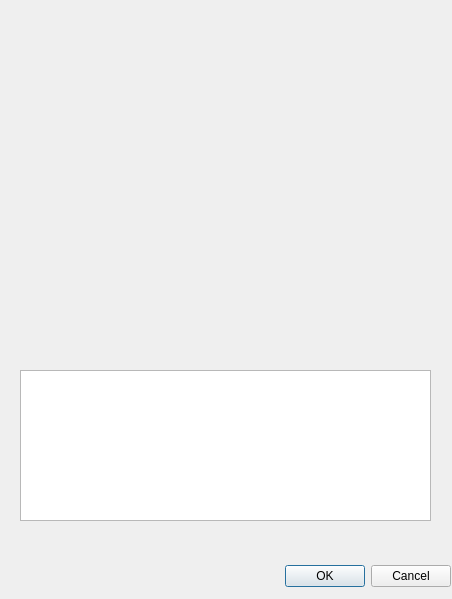
The window that show_results.ui (silviadeangeli/multi_hazard_plugin) describes before a commit, drawn with Qt 5.
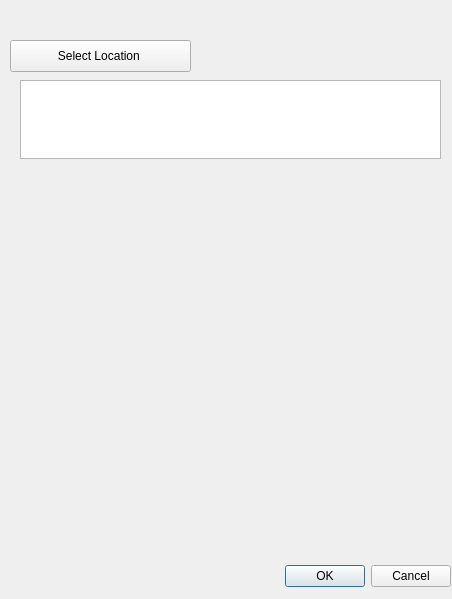
The same window after the commit.

The edit to the form file:
```diff
--- a/show_results.ui
+++ b/show_results.ui
@@ -33,19 +33,32 @@
    <property name="geometry">
     <rect>
      <x>20</x>
-     <y>20</y>
+     <y>200</y>
      <width>411</width>
      <height>341</height>
     </rect>
    </property>
   </widget>
-  <widget class="QListWidget" name="mplfigs">
+  <widget class="QPushButton" name="location">
+   <property name="geometry">
+    <rect>
+     <x>10</x>
+     <y>40</y>
+     <width>181</width>
+     <height>32</height>
+    </rect>
+   </property>
+   <property name="text">
+    <string>Select Location </string>
+   </property>
+  </widget>
+  <widget class="QPlainTextEdit" name="test">
    <property name="geometry">
     <rect>
      <x>20</x>
-     <y>370</y>
-     <width>411</width>
-     <height>151</height>
+     <y>80</y>
+     <width>421</width>
+     <height>79</height>
     </rect>
    </property>
   </widget>
```
